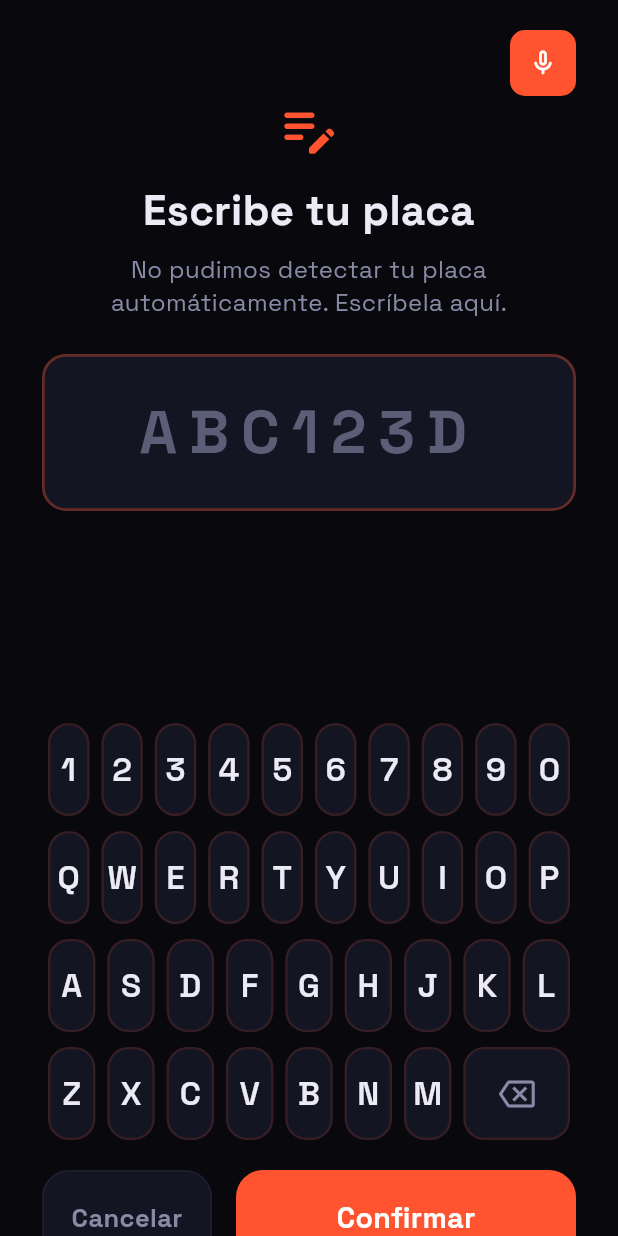
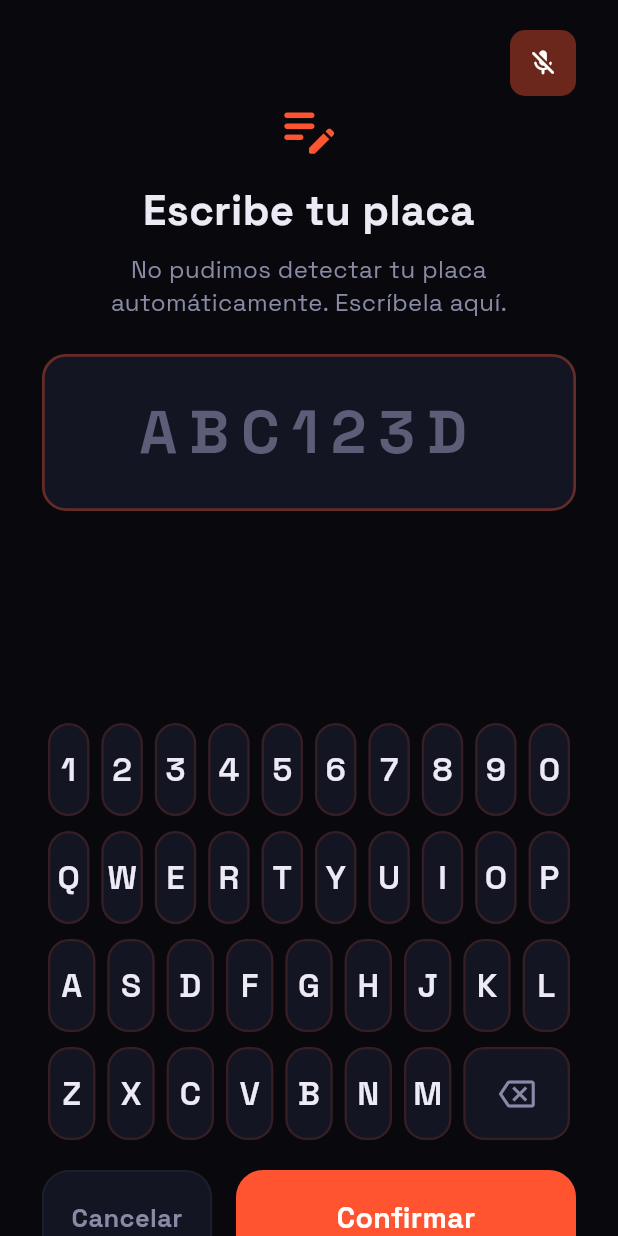
Before and after one commit to AdvantageLucky/AUTOnomIA, a Flutter app: the ConfirmarPlacaView screen opened directly, on a phone screen of 412 x 824 dp. Run offline on Flutter 3.47's test engine with Material 3 defaults, Android fonts, the light colour scheme and no system bars; our stand-ins replace camera, connectivity_plus, firebase_core, firebase_messaging, flutter_secure_storage, flutter_tts and 6 more; missing offline and left inert: bcrypt, google_mlkit_face_detection, google_mlkit_text_recognition, mobile_scanner, tflite_flutter; accounts and stored records are empty; network calls fail.

Commit message:
feat(kiosko): fallback offline del asistente -- FAQ fijo en Welcome, boton deshabilitado en el flujo vehicular

```diff
--- a/kiosko/lib/core/widgets/boton_asistente.dart
+++ b/kiosko/lib/core/widgets/boton_asistente.dart
@@ -1,7 +1,10 @@
 import 'package:flutter/material.dart';
+import 'package:provider/provider.dart';
 import 'package:kigo_kiosco/core/models/campo_extraido.dart';
 import 'package:kigo_kiosco/core/services/asistente_servicio.dart';
+import 'package:kigo_kiosco/core/services/connectivity_service.dart';
 import 'package:kigo_kiosco/core/theme/kigo_design.dart';
+import 'package:kigo_kiosco/core/widgets/faq_offline_sheet.dart';
 
 enum _EstadoAsistente { inactivo, escuchando, procesando }
 
@@ -28,18 +31,18 @@ class BotonAsistente extends StatefulWidget {
 class _BotonAsistenteState extends State<BotonAsistente> {
   final AsistenteServicio _asistente = AsistenteServicio();
   _EstadoAsistente _estado = _EstadoAsistente.inactivo;
-  bool _disponible = true;
+  bool _micDisponible = true;
 
   @override
   void initState() {
     super.initState();
     _asistente.iniciar().then((ok) {
-      if (mounted) setState(() => _disponible = ok);
+      if (mounted) setState(() => _micDisponible = ok);
     });
   }
 
   Future<void> _onPressStart() async {
-    if (!_disponible) return;
+    if (!_micDisponible) return;
     setState(() => _estado = _EstadoAsistente.escuchando);
 
     await _asistente.escuchar(
@@ -70,6 +73,44 @@ class _BotonAsistenteState extends State<BotonAsistente> {
 
   @override
   Widget build(BuildContext context) {
+    final offline = context.watch<ConnectivityService>().isOffline;
+
+    // Sin red, el llenado de campos (placa/destino) no tiene alternativa —
+    // necesita el LLM sí o sí. La pregunta libre (tipoCampo null) sí tiene
+    // un modo sin conexión: el FAQ fijo, en vez de escuchar.
+    if (offline && widget.tipoCampo != null) {
+      return Tooltip(
+        message: 'Sin conexión — usa el teclado/selector manual',
+        child: Container(
+          width: 44,
+          height: 44,
+          decoration: BoxDecoration(
+            color: KigoDesign.brand.withValues(alpha: 0.4),
+            borderRadius: BorderRadius.circular(KigoDesign.radius),
+          ),
+          child: const Icon(Icons.mic_off_rounded, color: Colors.white, size: 20),
+        ),
+      );
+    }
+
+    if (offline) {
+      return Tooltip(
+        message: 'Sin conexión — toca para ver preguntas frecuentes',
+        child: GestureDetector(
+          onTap: () => mostrarFaqOffline(context),
+          child: Container(
+            width: 44,
+            height: 44,
+            decoration: BoxDecoration(
+              color: KigoDesign.brand,
+              borderRadius: BorderRadius.circular(KigoDesign.radius),
+            ),
+            child: const Icon(Icons.help_outline_rounded, color: Colors.white, size: 20),
+          ),
+        ),
+      );
+    }
+
     final icono = switch (_estado) {
       _EstadoAsistente.inactivo => Icons.mic_none_rounded,
       _EstadoAsistente.escuchando => Icons.mic_rounded,
@@ -77,7 +118,7 @@ class _BotonAsistenteState extends State<BotonAsistente> {
     };
 
     return Tooltip(
-      message: _disponible
+      message: _micDisponible
           ? 'Mantén presionado para hablar'
           : 'Activa el permiso de micrófono para usar el asistente',
       child: GestureDetector(
@@ -87,7 +128,7 @@ class _BotonAsistenteState extends State<BotonAsistente> {
           width: 44,
           height: 44,
           decoration: BoxDecoration(
-            color: _disponible ? KigoDesign.brand : KigoDesign.brand.withValues(alpha: 0.4),
+            color: _micDisponible ? KigoDesign.brand : KigoDesign.brand.withValues(alpha: 0.4),
             borderRadius: BorderRadius.circular(KigoDesign.radius),
           ),
           child: Icon(icono, color: Colors.white, size: 20),
```
Also changed, not shown: kiosko/lib/core/services/asistente_faq_offline.dart (added, +30 -0 lines), kiosko/lib/core/widgets/faq_offline_sheet.dart (added, +93 -0 lines).
